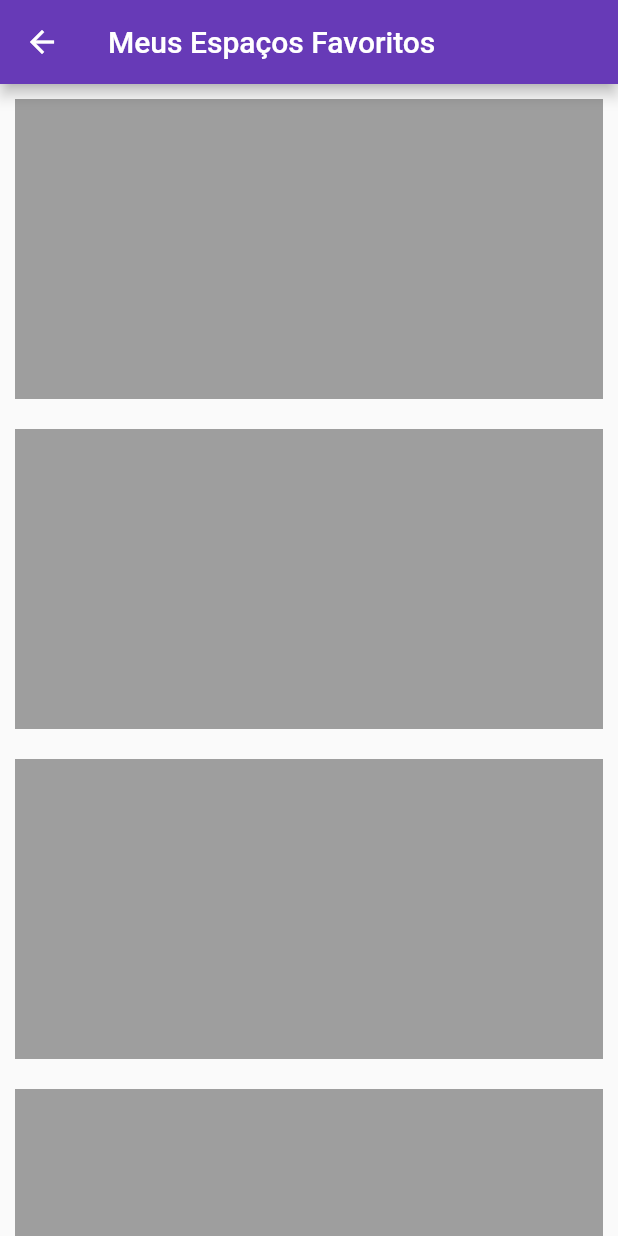
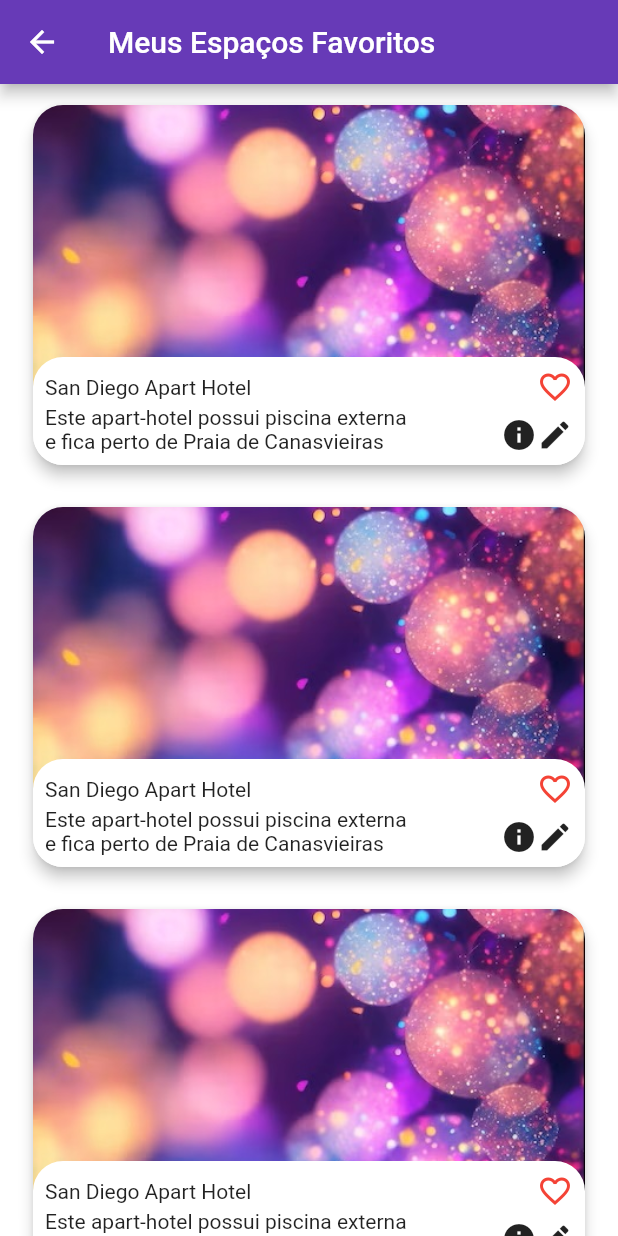
Before and after one commit to rodrigoaugusto99/git_flutter_festou, a Flutter app: the FavoriteSpacesPage screen opened by its route, on a phone screen of 412 x 824 dp. Run offline on Flutter 3.47's test engine with Material 2 defaults, Android fonts, the phone set to English and light mode, and no system bars; our stand-ins replace cloud_firestore, firebase_auth, firebase_core, flutter_riverpod, geocoding, google_maps_flutter and 3 more; missing offline and left inert: search_cep, validatorless; accounts and stored records are empty; generated files the repository leaves out were written again.

Commit message:
FESTOU-75: Desenvolver UI dos cards de espaços

```diff
--- a/lib/main.dart
+++ b/lib/main.dart
@@ -52,7 +52,7 @@ class MyApp extends StatelessWidget {
           ),
         ),
       ),
-      home: const SplashPage(),
+      home: const BottomNavBarPage(),
     );
   }
 }
--- a/lib/src/features/bottomNavBar/account options/favorites/favorites_spaces.dart
+++ b/lib/src/features/bottomNavBar/account options/favorites/favorites_spaces.dart
@@ -1,4 +1,5 @@
 import 'package:flutter/material.dart';
+import 'package:git_flutter_festou/src/features/home/widgets/space_card.dart';
 
 class FavoriteSpacesPage extends StatelessWidget {
   const FavoriteSpacesPage({super.key});
@@ -6,18 +7,14 @@ class FavoriteSpacesPage extends StatelessWidget {
   @override
   Widget build(BuildContext context) {
     return Scaffold(
+      backgroundColor: Colors.white,
       appBar: AppBar(
         title: const Text("Meus Espaços Favoritos"),
       ),
       body: ListView.builder(
         itemCount: 5, // Número de containers a serem exibidos
         itemBuilder: (context, index) {
-          return Container(
-            height: 200,
-            color: Colors.grey,
-            margin: const EdgeInsets.all(
-                10), // Margem para espaçamento entre os containers
-          );
+          return const SpaceCard();
         },
       ),
     );
--- a/lib/src/features/home/widgets/space_card.dart
+++ b/lib/src/features/home/widgets/space_card.dart
@@ -2,12 +2,9 @@ import 'package:flutter/material.dart';
 import 'package:git_flutter_festou/src/core/ui/constants.dart';
 import 'package:git_flutter_festou/src/features/home/widgets/card_infos.dart';
 import 'package:git_flutter_festou/src/models/space/space2.dart';
-import 'package:git_flutter_festou/src/models/space/space_model_test2.dart';
 
 class SpaceCard extends StatefulWidget {
-  final SpaceModelTest2 space;
-
-  const SpaceCard({super.key, required this.space});
+  const SpaceCard({super.key});
 
   @override
   State<SpaceCard> createState() => _SpaceCardState();
@@ -25,13 +22,17 @@ class _SpaceCardState extends State<SpaceCard> {
         elevation: 4,
         child: Column(
           children: [
+            SizedBox(
+              height: 240,
+              child: Stack(
+                children: [
                   ClipRRect(
                     borderRadius: const BorderRadius.only(
                       topLeft: Radius.circular(20),
                       topRight: Radius.circular(20),
                     ),
                     child: Container(
-                height: 200,
+                      height: 220,
                       decoration: const BoxDecoration(
                         image: DecorationImage(
                           image: AssetImage(ImageConstants.gliterBlackground),
@@ -40,31 +41,40 @@ class _SpaceCardState extends State<SpaceCard> {
                       ),
                     ),
                   ),
-            Container(
+                  Positioned(
+                    left: 0,
+                    right: 0,
+                    bottom: 0,
+                    child: Container(
                       padding: const EdgeInsets.all(8.0),
                       decoration: const BoxDecoration(
-                borderRadius: BorderRadius.only(
-                  bottomLeft: Radius.circular(20),
-                  bottomRight: Radius.circular(20),
-                ),
-                color: Color.fromARGB(255, 240, 235, 235),
-              ),
+                          borderRadius: BorderRadius.all(Radius.circular(20)),
+                          color: Colors.white),
                       child: Column(
                         children: [
-                  Row(
+                          const Row(
                             mainAxisAlignment: MainAxisAlignment.spaceBetween,
                             children: [
-                      Text(widget.space.name),
-                      const Text('800,00/h'),
+                              Text('San Diego Apart Hotel'),
+                              Icon(
+                                //Icons.favorite,
+                                Icons.favorite_outline,
+                                color: Colors.red,
+                              ),
                             ],
                           ),
                           Row(
                             crossAxisAlignment: CrossAxisAlignment.end,
                             mainAxisAlignment: MainAxisAlignment.spaceBetween,
                             children: [
-                      Text(
-                        '${widget.space.logradouro}, ${widget.space.numero} - ${widget.space.cep}\n${widget.space.bairro}, ${widget.space.cidade}',
+                              const SizedBox(
+                                width: 250,
+                                child: Text(
+                                  'Este apart-hotel possui piscina externa e fica perto de Praia de Canasvieiras',
                                 ),
+                              ),
+                              Row(
+                                children: [
                                   InkWell(
                                     onTap: () => Navigator.push(
                                       context,
@@ -76,31 +86,21 @@ class _SpaceCardState extends State<SpaceCard> {
                                     ),
                                     child: const Icon(Icons.info),
                                   ),
-                      Container(
-                        decoration: BoxDecoration(
-                          color: Colors.purple,
-                          borderRadius: BorderRadius.circular(20),
+                                  InkWell(
+                                    onTap: () {},
+                                    child: const Icon(Icons.edit),
                                   ),
-                        child: InkWell(
-                          onTap: () {},
-                          child: const Padding(
-                            padding: EdgeInsets.symmetric(
-                                horizontal: 14.0, vertical: 2),
-                            child: Text(
-                              'Editar',
-                              style: TextStyle(
-                                color: Colors.white,
-                                fontSize: 12,
-                              ),
-                            ),
-                          ),
-                        ),
-                      )
                                 ],
                               ),
                             ],
                           ),
-            )
+                        ],
+                      ),
+                    ),
+                  ),
+                ],
+              ),
+            ),
           ],
         ),
       ),
```
Also changed, not shown: lib/src/features/home/home_page.dart (+6 -19 lines). Lines whose indentation alone changed are shown as unchanged.
